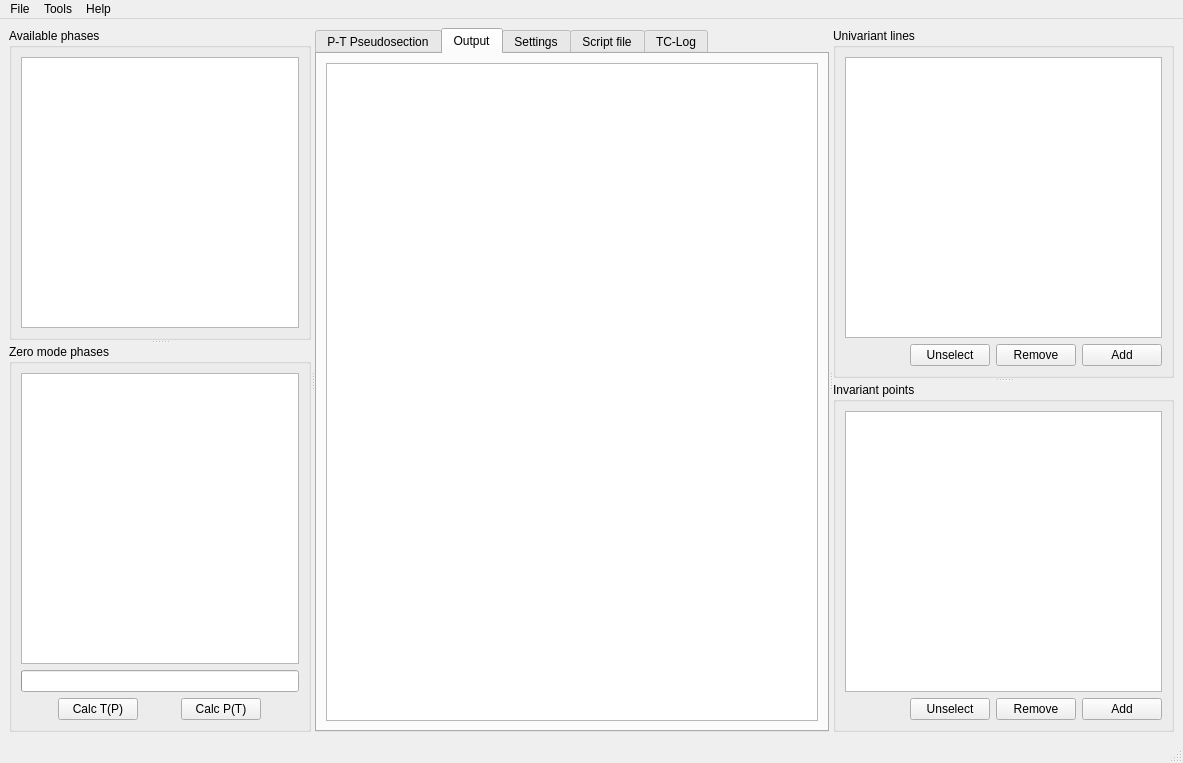
ondrolexa/pypsbuilder, file pypsbuilder/ui/psbuilder.ui: the form before one commit.
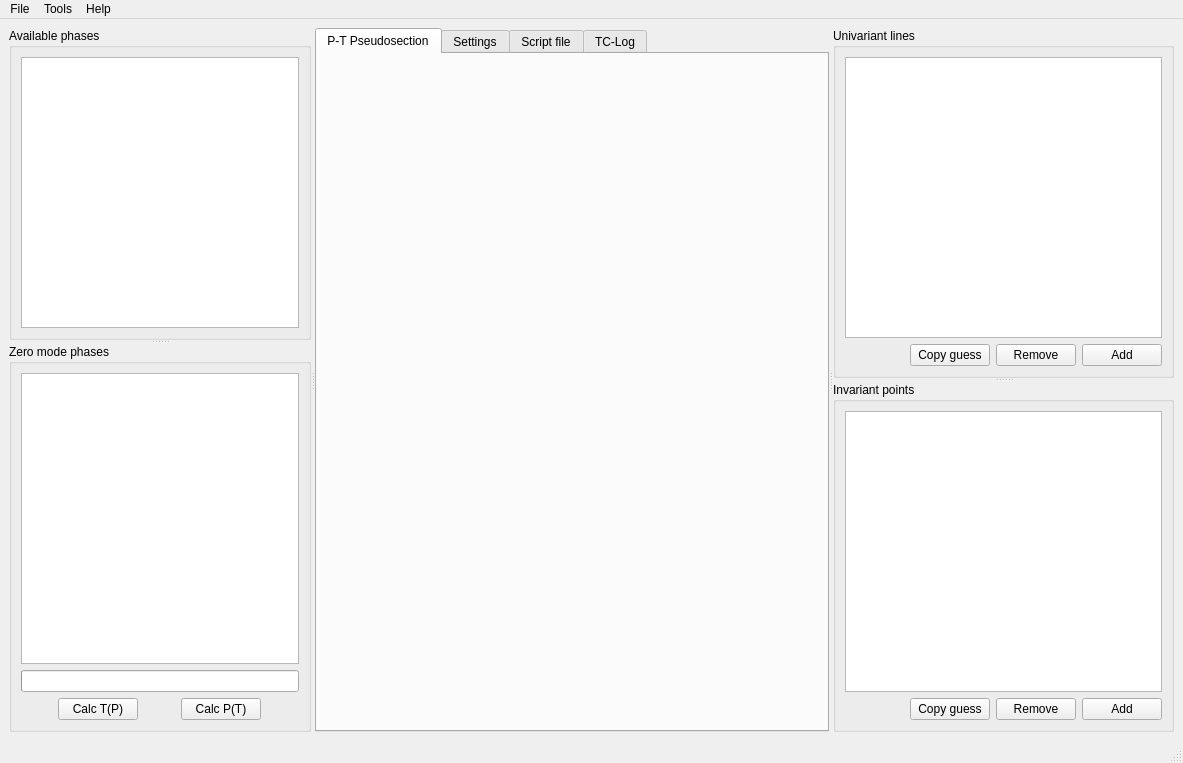
The form after the commit. The open tabs and pages were chosen to show the change.

Commit message:
Output and highlight changed
Separate output window with fixed font
Uniview columns width fixed

The edit to the form file:
```diff
--- a/pypsbuilder/ui/psbuilder.ui
+++ b/pypsbuilder/ui/psbuilder.ui
@@ -200,23 +200,6 @@
          </item>
         </layout>
        </widget>
-       <widget class="QWidget" name="tabOutput">
-        <attribute name="title">
-         <string>Output</string>
-        </attribute>
-        <layout class="QVBoxLayout" name="verticalLayout_4">
-         <item>
-          <widget class="QPlainTextEdit" name="outText">
-           <property name="lineWrapMode">
-            <enum>QPlainTextEdit::NoWrap</enum>
-           </property>
-           <property name="readOnly">
-            <bool>true</bool>
-           </property>
-          </widget>
-         </item>
-        </layout>
-       </widget>
        <widget class="QWidget" name="tabSettings">
         <attribute name="title">
          <string>Settings</string>
@@ -651,7 +634,7 @@
               </sizepolicy>
              </property>
              <property name="text">
-              <string>Unselect</string>
+              <string>Copy guess</string>
              </property>
             </widget>
            </item>
@@ -730,7 +713,7 @@
               </sizepolicy>
              </property>
              <property name="text">
-              <string>Unselect</string>
+              <string>Copy guess</string>
              </property>
             </widget>
            </item>
```
Left out of the diff: 4 changed lines with no effect on the pictures. The commit also changes 3 other files.
